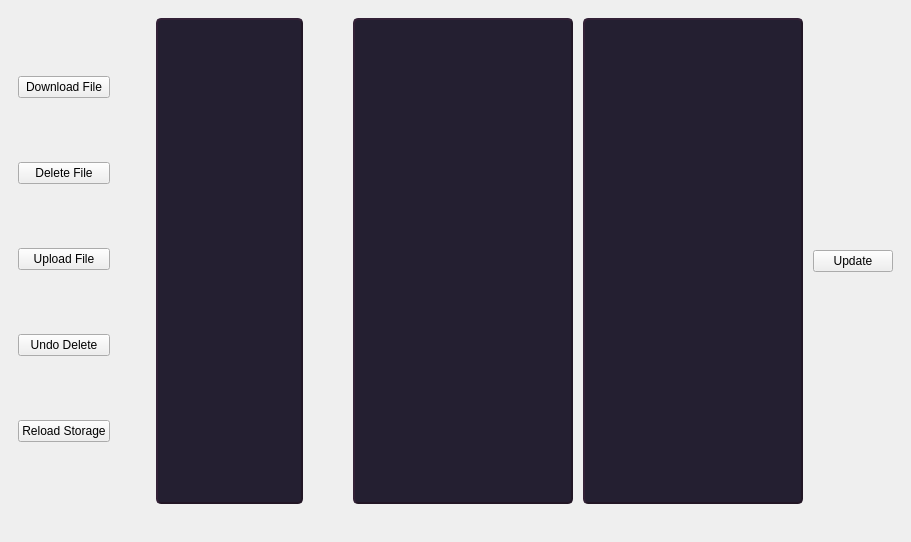
This is qtapplication/mainwindow.ui in kralloie/cloud-storage-system as Qt 5 draws it before an edit. The edited form follows.
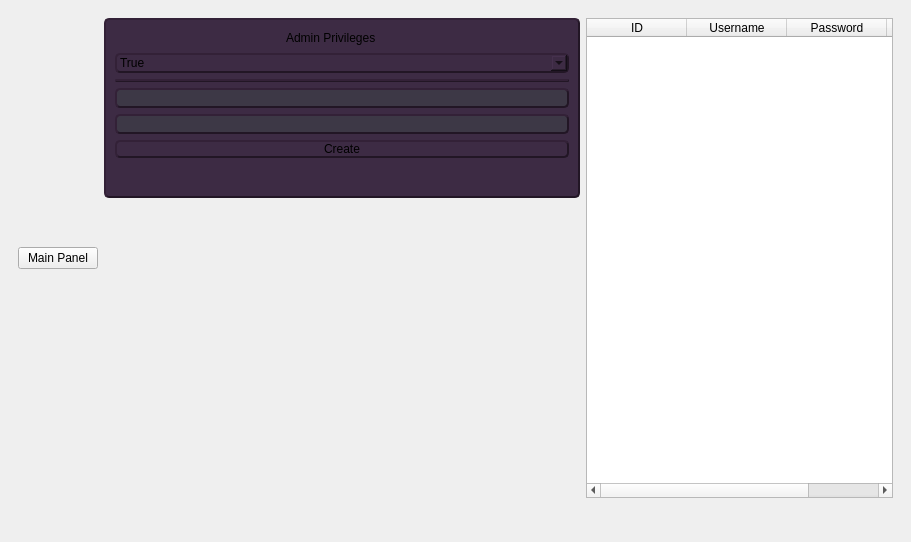
This is the edited form. The open tabs and pages were chosen to show the change. Icons and pictures are not drawn.

Commit message: Added stylesheets and modified admin panel

What changed in the file:
```diff
--- a/qtapplication/mainwindow.ui
+++ b/qtapplication/mainwindow.ui
@@ -62,7 +62,7 @@
       <widget class="QWidget" name="mainPage">
        <layout class="QHBoxLayout" name="horizontalLayout" stretch="0,0,1">
         <item>
-         <layout class="QVBoxLayout" name="verticalLayout" stretch="0,0,0,0,0">
+         <layout class="QVBoxLayout" name="verticalLayout" stretch="0,0,0,0,0,0">
           <property name="sizeConstraint">
            <enum>QLayout::SetDefaultConstraint</enum>
           </property>
@@ -289,12 +289,161 @@
           </property>
          </widget>
         </item>
-        <item row="5" column="1">
-         <widget class="QPushButton" name="validateButton">
-          <property name="text">
-           <string>Validate Port</string>
-          </property>
-         </widget>
+       </layout>
+      </widget>
+      <widget class="QWidget" name="adminPage">
+       <layout class="QHBoxLayout" name="horizontalLayout_3">
+        <item>
+         <layout class="QGridLayout" name="adminLayout" rowstretch="0,0" columnstretch="0,1,1" columnminimumwidth="0,0,0">
+          <item row="0" column="2">
+           <widget class="QTableWidget" name="userCredentialsTable">
+            <column>
+             <property name="text">
+              <string>ID</string>
+             </property>
+            </column>
+            <column>
+             <property name="text">
+              <string>Username</string>
+             </property>
+            </column>
+            <column>
+             <property name="text">
+              <string>Password</string>
+             </property>
+            </column>
+            <column>
+             <property name="text">
+              <string>Admin Privileges</string>
+             </property>
+            </column>
+           </widget>
+          </item>
+          <item row="0" column="1" rowspan="2" alignment="Qt::AlignTop">
+           <widget class="QFrame" name="createUserFrame">
+            <property name="sizePolicy">
+             <sizepolicy hsizetype="Preferred" vsizetype="Preferred">
+              <horstretch>0</horstretch>
+              <verstretch>0</verstretch>
+             </sizepolicy>
+            </property>
+            <property name="minimumSize">
+             <size>
+              <width>476</width>
+              <height>180</height>
+             </size>
+            </property>
+            <property name="maximumSize">
+             <size>
+              <width>476</width>
+              <height>455</height>
+             </size>
+            </property>
+            <property name="styleSheet">
+             <string notr="true">background-color:rgb(61, 43, 68);
+border-radius: 5px;
+border-style:outset;
+border-width:2px;
+border-color:rgb(34, 22, 37);</string>
+            </property>
+            <property name="frameShape">
+             <enum>QFrame::StyledPanel</enum>
+            </property>
+            <property name="frameShadow">
+             <enum>QFrame::Raised</enum>
+            </property>
+            <layout class="QGridLayout" name="gridLayout_8">
+             <property name="sizeConstraint">
+              <enum>QLayout::SetDefaultConstraint</enum>
+             </property>
+             <item row="0" column="0">
+              <layout class="QGridLayout" name="createAccountLayout" rowstretch="0,0,0,0,0,0,0,1" columnstretch="0" rowminimumheight="0,0,0,0,0,0,0,0">
+               <property name="sizeConstraint">
+                <enum>QLayout::SetDefaultConstraint</enum>
+               </property>
+               <item row="3" column="0">
+                <widget class="QLineEdit" name="createAccountUsername">
+                 <property name="styleSheet">
+                  <string notr="true">background-color:rgb(61, 56, 70)</string>
+                 </property>
+                </widget>
+               </item>
+               <item row="4" column="0">
+                <widget class="QLineEdit" name="createAccountPassword">
+                 <property name="styleSheet">
+                  <string notr="true">background-color:rgb(61, 56, 70)</string>
+                 </property>
+                </widget>
+               </item>
+               <item row="1" column="0">
+                <widget class="QComboBox" name="adminPrivilegesBox">
+                 <property name="styleSheet">
+                  <string notr="true">text-align:center;</string>
+                 </property>
+                 <item>
+                  <property name="text">
+                   <string>True</string>
+                  </property>
+                 </item>
+                 <item>
+                  <property name="text">
+                   <string>False</string>
+                  </property>
+                 </item>
+                </widget>
+               </item>
+               <item row="2" column="0">
+                <widget class="Line" name="adminPrivilegesSeparator">
+                 <property name="orientation">
+                  <enum>Qt::Horizontal</enum>
+                 </property>
+                </widget>
+               </item>
+               <item row="5" column="0">
+                <widget class="QPushButton" name="createAccountButton">
+                 <property name="cursor">
+                  <cursorShape>OpenHandCursor</cursorShape>
+                 </property>
+                 <property name="text">
+                  <string>Create</string>
+                 </property>
+                </widget>
+               </item>
+               <item row="0" column="0" alignment="Qt::AlignHCenter|Qt::AlignTop">
+                <widget class="QLabel" name="adminLabel">
+                 <property name="minimumSize">
+                  <size>
+                   <width>112</width>
+                   <height>18</height>
+                  </size>
+                 </property>
+                 <property name="maximumSize">
+                  <size>
+                   <width>112</width>
+                   <height>16777215</height>
+                  </size>
+                 </property>
+                 <property name="styleSheet">
+                  <string notr="true">border-style:none;</string>
+                 </property>
+                 <property name="text">
+                  <string>Admin Privileges</string>
+                 </property>
+                </widget>
+               </item>
+              </layout>
+             </item>
+            </layout>
+           </widget>
+          </item>
+          <item row="0" column="0">
+           <widget class="QPushButton" name="mainPanelButton">
+            <property name="text">
+             <string>Main Panel</string>
+            </property>
+           </widget>
+          </item>
+         </layout>
         </item>
        </layout>
       </widget>
```
Left out of the diff: 215 changed lines with no effect on the pictures. The commit also changes 4 other files.
